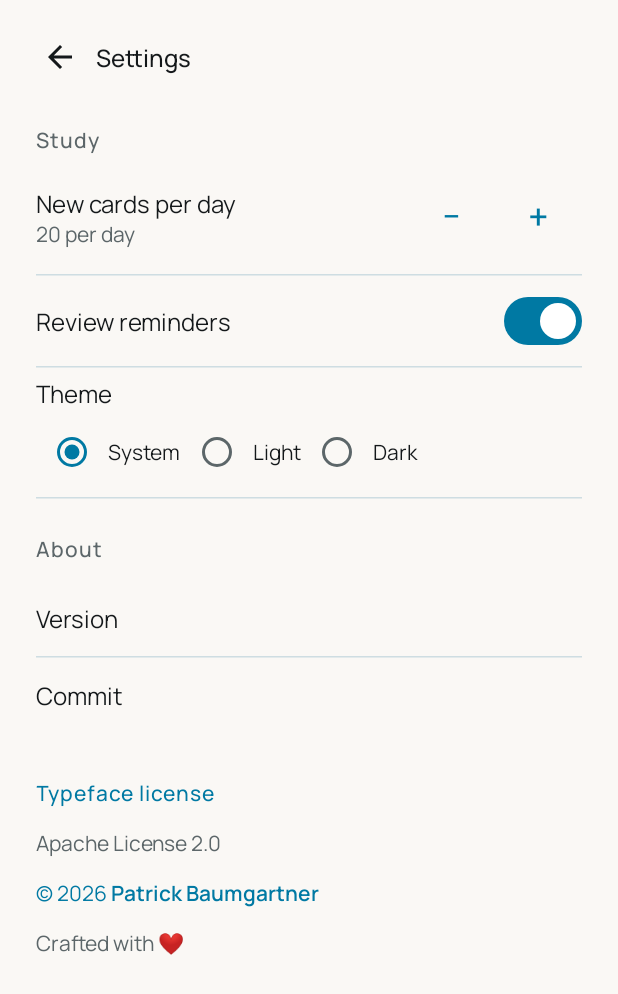
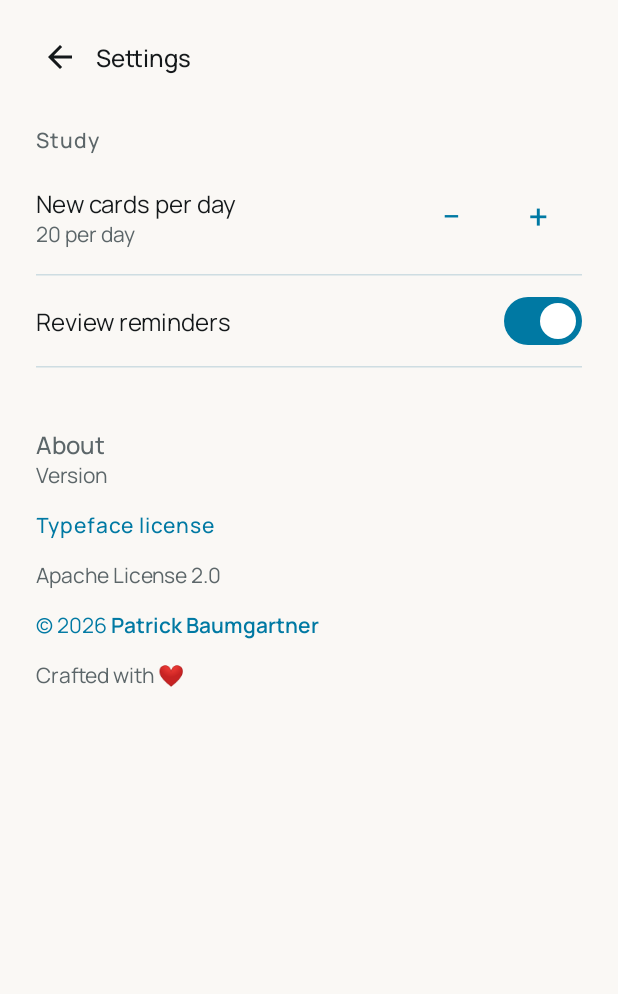
Before and after one commit to patbaumgartner/spaced-repeater-android, an Android app built with Jetpack Compose: the SettingsScreen screen opened through its navigation route, on a phone screen of 412 x 824 dp. Shown: the top 994 px of the screen. Run offline under Robolectric (Android 15) with nearby library versions, the phone set to English and light mode, and no system bars; our stand-ins replace Dagger/Hilt's generated code.

Commit message:
feat(settings): align About section with the other apps, theme follows system (#28)
- AuthorNote now renders the shared About block (heading, version with
  commit, typeface license, app license, author link, crafted line)
- remove the theme chooser; the app always follows the system theme
- drop the separate Version/Commit rows and now-unused strings/tests

```diff
--- a/app/src/main/kotlin/com/patbaumgartner/android/spacedrepeater/data/repository/AppPreferencesRepository.kt
+++ b/app/src/main/kotlin/com/patbaumgartner/android/spacedrepeater/data/repository/AppPreferencesRepository.kt
@@ -9,13 +9,11 @@ import kotlinx.coroutines.channels.awaitClose
 import kotlinx.coroutines.flow.Flow
 import kotlinx.coroutines.flow.callbackFlow
 
-/** User-adjustable app preferences: theme, reminders, and the daily new-card limit. */
+/** User-adjustable app preferences: reminders and the daily new-card limit. */
 data class AppPreferences(
     /** 0 means unlimited (see [StudyLimitsRepository]). */
     val newPerDay: Int,
     val remindersEnabled: Boolean,
-    /** Null follows the system setting; true/false force dark/light. */
-    val darkTheme: Boolean?,
 )
 
 /**
@@ -27,40 +25,6 @@ class AppPreferencesRepository @Inject constructor(
 ) {
     val prefs: SharedPreferences
         get() = context.getSharedPreferences(PREFS_NAME, Context.MODE_PRIVATE)
-
-    fun darkTheme(): Boolean? =
-        when (prefs.getString(KEY_DARK_THEME, null)) {
-            VALUE_TRUE -> true
-            VALUE_FALSE -> false
-            else -> null
-        }
-
-    /**
-     * Emits the dark-theme preference whenever it changes, so the UI can react
-     * without an activity restart. Replays the current value on collection.
-     */
-    fun darkThemeFlow(): Flow<Boolean?> =
-        callbackFlow {
-            val listener = SharedPreferences.OnSharedPreferenceChangeListener { sp, key ->
-                if (key == KEY_DARK_THEME) {
-                    when (sp.getString(KEY_DARK_THEME, null)) {
-                        VALUE_TRUE -> trySend(true)
-                        VALUE_FALSE -> trySend(false)
-                        else -> trySend(null)
-                    }
-                }
-            }
-            prefs.registerOnSharedPreferenceChangeListener(listener)
-            trySend(darkTheme())
-            awaitClose { prefs.unregisterOnSharedPreferenceChangeListener(listener) }
-        }
-
-    fun updateDarkTheme(value: Boolean?) {
-        prefs.edit().apply {
-            if (value == null) remove(KEY_DARK_THEME) else putString(KEY_DARK_THEME, value.toString())
-            apply()
-        }
-    }
 
     fun remindersEnabled(default: Boolean = true): Boolean =
         prefs.getBoolean(KEY_REMINDERS_ENABLED, default)
@@ -88,10 +52,6 @@ class AppPreferencesRepository @Inject constructor(
 
     companion object {
         const val PREFS_NAME = "app_preferences"
-        const val KEY_DARK_THEME = "dark_theme"
         const val KEY_REMINDERS_ENABLED = "reminders_enabled"
-
-        private const val VALUE_TRUE = "true"
-        private const val VALUE_FALSE = "false"
     }
 }
--- a/app/src/main/kotlin/com/patbaumgartner/android/spacedrepeater/ui/AuthorNote.kt
+++ b/app/src/main/kotlin/com/patbaumgartner/android/spacedrepeater/ui/AuthorNote.kt
@@ -4,34 +4,24 @@ import androidx.compose.foundation.layout.Column
 import androidx.compose.foundation.layout.PaddingValues
 import androidx.compose.foundation.layout.fillMaxWidth
 import androidx.compose.foundation.layout.padding
-import androidx.compose.foundation.layout.height
-import androidx.compose.foundation.rememberScrollState
-import androidx.compose.foundation.verticalScroll
 import androidx.compose.material3.MaterialTheme
-import androidx.compose.material3.AlertDialog
 import androidx.compose.material3.Text
 import androidx.compose.material3.TextButton
 import androidx.compose.runtime.Composable
-import androidx.compose.runtime.getValue
-import androidx.compose.runtime.mutableStateOf
-import androidx.compose.runtime.remember
-import androidx.compose.runtime.setValue
 import androidx.compose.ui.Modifier
 import androidx.compose.ui.platform.LocalUriHandler
-import androidx.compose.ui.platform.LocalResources
 import androidx.compose.ui.res.stringResource
 import androidx.compose.ui.text.SpanStyle
 import androidx.compose.ui.text.buildAnnotatedString
 import androidx.compose.ui.text.font.FontWeight
 import androidx.compose.ui.unit.dp
+import com.patbaumgartner.android.spacedrepeater.BuildConfig
 import com.patbaumgartner.android.spacedrepeater.R
 import com.patbaumgartner.android.spacedrepeater.ui.theme.SpacedRepeaterTheme
 
 @Composable
-internal fun AuthorNote() {
+internal fun AuthorNote(onShowTypefaceLicense: () -> Unit) {
     val uriHandler = LocalUriHandler.current
-    val resources = LocalResources.current
-    var licensesShown by remember { mutableStateOf(false) }
     val authorUrl = stringResource(R.string.about_author_url)
     val authorName = stringResource(R.string.about_author_name)
     val authorNote = stringResource(R.string.about_author)
@@ -43,7 +33,21 @@ internal fun AuthorNote() {
         }
     }
     Column(modifier = Modifier.fillMaxWidth().padding(vertical = 16.dp)) {
-        TextButton(onClick = { licensesShown = true }, contentPadding = PaddingValues(0.dp)) {
+        Text(
+            text = stringResource(R.string.about_heading),
+            style = MaterialTheme.typography.titleMedium,
+            color = MaterialTheme.colorScheme.onSurfaceVariant,
+        )
+        Text(
+            text = if (BuildConfig.GIT_COMMIT_HASH.isBlank()) {
+                stringResource(R.string.about_version, BuildConfig.VERSION_NAME)
+            } else {
+                stringResource(R.string.about_version_commit, BuildConfig.VERSION_NAME, BuildConfig.GIT_COMMIT_HASH)
+            },
+            style = MaterialTheme.typography.bodyMedium,
+            color = MaterialTheme.colorScheme.onSurfaceVariant,
+        )
+        TextButton(onClick = onShowTypefaceLicense, contentPadding = PaddingValues(0.dp)) {
             Text(stringResource(R.string.about_open_source_licenses), color = SpacedRepeaterTheme.accents.brand)
         }
         Text(
@@ -63,23 +67,4 @@ internal fun AuthorNote() {
             color = MaterialTheme.colorScheme.onSurfaceVariant,
         )
     }
-    if (licensesShown) {
-        val licenseText = remember(resources) {
-            resources.openRawResource(R.raw.manrope_license).bufferedReader().use { it.readText() }
-        }
-        AlertDialog(
-            onDismissRequest = { licensesShown = false },
-            title = { Text(stringResource(R.string.about_open_source_licenses), color = SpacedRepeaterTheme.accents.brand) },
-            text = {
-                Text(
-                    text = licenseText,
-                    modifier = Modifier.height(360.dp).verticalScroll(rememberScrollState()),
-                    style = MaterialTheme.typography.bodySmall,
-                )
-            },
-            confirmButton = {
-                TextButton(onClick = { licensesShown = false }) { Text(stringResource(R.string.about_close)) }
-            },
-        )
-    }
 }
--- a/app/src/main/kotlin/com/patbaumgartner/android/spacedrepeater/ui/MainActivity.kt
+++ b/app/src/main/kotlin/com/patbaumgartner/android/spacedrepeater/ui/MainActivity.kt
@@ -51,14 +51,11 @@ class MainActivity : ComponentActivity() {
         enableEdgeToEdge()
         super.onCreate(savedInstanceState)
         setContent {
-            // React to theme changes immediately: the flow re-emits when the
-            // learner toggles dark mode in Settings (null = follow system).
-            val darkThemePreference by appPreferencesRepository.darkThemeFlow()
-                .collectAsStateWithLifecycle(initialValue = appPreferencesRepository.darkTheme())
+            // The theme always follows the system dark-mode setting.
+            val darkTheme = isSystemInDarkTheme()
             // Reactive so the permission prompt only appears while reminders are on (UC-07).
             val remindersEnabled by appPreferencesRepository.remindersEnabledFlow()
                 .collectAsStateWithLifecycle(initialValue = appPreferencesRepository.remindersEnabled())
-            val darkTheme = darkThemePreference ?: isSystemInDarkTheme()
             SideEffect {
                 WindowCompat.getInsetsController(window, window.decorView).isAppearanceLightStatusBars = !darkTheme
             }
--- a/app/src/main/kotlin/com/patbaumgartner/android/spacedrepeater/ui/screens/SettingsScreen.kt
+++ b/app/src/main/kotlin/com/patbaumgartner/android/spacedrepeater/ui/screens/SettingsScreen.kt
@@ -1,6 +1,5 @@
 package com.patbaumgartner.android.spacedrepeater.ui.screens
 
-import androidx.compose.foundation.clickable
 import androidx.compose.foundation.layout.Column
 import androidx.compose.foundation.layout.Row
 import androidx.compose.foundation.layout.Spacer
@@ -13,19 +12,23 @@ import androidx.compose.foundation.layout.WindowInsets
 import androidx.compose.foundation.layout.windowInsetsPadding
 import androidx.compose.foundation.rememberScrollState
 import androidx.compose.foundation.verticalScroll
+import androidx.compose.material3.AlertDialog
 import androidx.compose.material3.HorizontalDivider
 import androidx.compose.material3.MaterialTheme
-import androidx.compose.material3.RadioButton
 import androidx.compose.material3.Switch
 import androidx.compose.material3.Text
+import androidx.compose.material3.TextButton
 import androidx.compose.runtime.Composable
 import androidx.compose.runtime.getValue
+import androidx.compose.runtime.mutableStateOf
+import androidx.compose.runtime.remember
+import androidx.compose.runtime.setValue
 import androidx.compose.ui.Alignment
 import androidx.compose.ui.Modifier
+import androidx.compose.ui.platform.LocalResources
 import androidx.compose.ui.res.stringResource
 import androidx.compose.ui.unit.dp
 import androidx.lifecycle.compose.collectAsStateWithLifecycle
-import com.patbaumgartner.android.spacedrepeater.BuildConfig
 import com.patbaumgartner.android.spacedrepeater.R
 import com.patbaumgartner.android.spacedrepeater.ui.AuthorNote
 import com.patbaumgartner.android.spacedrepeater.ui.PageHeader
@@ -37,6 +40,8 @@ internal fun SettingsScreen(
     viewModel: SettingsViewModel,
 ) {
     val state by viewModel.uiState.collectAsStateWithLifecycle()
+    val resources = LocalResources.current
+    var licensesShown by remember { mutableStateOf(false) }
     Column(
         Modifier.fillMaxSize().windowInsetsPadding(WindowInsets.safeDrawing)
             .verticalScroll(rememberScrollState()),
@@ -61,24 +66,30 @@ internal fun SettingsScreen(
                 onCheckedChange = viewModel::setRemindersEnabled,
             )
             HorizontalDivider()
-            ThemeRow(
-                selected = state.darkTheme,
-                onSelect = viewModel::setDarkTheme,
-            )
-            HorizontalDivider()
 
             Spacer(Modifier.height(24.dp))
-            Text(
-                stringResource(R.string.settings_about),
-                style = MaterialTheme.typography.labelLarge,
-                color = SpacedRepeaterTheme.accents.textMuted,
-            )
-            Spacer(Modifier.height(12.dp))
-            InfoRow(stringResource(R.string.settings_version), BuildConfig.VERSION_NAME)
-            HorizontalDivider()
-            InfoRow(stringResource(R.string.settings_commit), BuildConfig.GIT_COMMIT_HASH)
-            AuthorNote()
+            AuthorNote(onShowTypefaceLicense = { licensesShown = true })
         }
+    }
+
+    if (licensesShown) {
+        val licenseText = remember(resources) {
+            resources.openRawResource(R.raw.manrope_license).bufferedReader().use { it.readText() }
+        }
+        AlertDialog(
+            onDismissRequest = { licensesShown = false },
+            title = { Text(stringResource(R.string.about_open_source_licenses), color = SpacedRepeaterTheme.accents.brand) },
+            text = {
+                Text(
+                    text = licenseText,
+                    modifier = Modifier.height(360.dp).verticalScroll(rememberScrollState()),
+                    style = MaterialTheme.typography.bodySmall,
+                )
+            },
+            confirmButton = {
+                TextButton(onClick = { licensesShown = false }) { Text(stringResource(R.string.about_close)) }
+            },
+        )
     }
 }
 
@@ -149,68 +160,3 @@ private fun SwitchRow(
         Switch(checked = checked, onCheckedChange = onCheckedChange)
     }
 }
-
-@Composable
-private fun ThemeRow(
-    selected: Boolean?,
-    onSelect: (Boolean?) -> Unit,
-) {
-    Column(Modifier.fillMaxWidth().padding(vertical = 6.dp)) {
-        Text(
-            stringResource(R.string.settings_theme),
-            style = MaterialTheme.typography.bodyLarge,
-        )
-        Spacer(Modifier.height(4.dp))
-        Row(verticalAlignment = Alignment.CenterVertically) {
-            ThemeOption(
-                label = stringResource(R.string.settings_theme_system),
-                selected = selected == null,
-                onSelect = { onSelect(null) },
-            )
-            ThemeOption(
-                label = stringResource(R.string.settings_theme_light),
-                selected = selected == false,
-                onSelect = { onSelect(false) },
-            )
-            ThemeOption(
-                label = stringResource(R.string.settings_theme_dark),
-                selected = selected == true,
-                onSelect = { onSelect(true) },
-            )
-        }
-    }
-}
-
-@Composable
-private fun ThemeOption(
-    label: String,
-    selected: Boolean,
-    onSelect: () -> Unit,
-) {
-    Row(
-        Modifier.clickable(onClick = onSelect),
-        verticalAlignment = Alignment.CenterVertically,
-    ) {
-        androidx.compose.material3.RadioButton(selected = selected, onClick = onSelect)
-        Text(label, style = MaterialTheme.typography.bodyMedium)
-    }
-}
-
-@Composable
-private fun InfoRow(label: String, value: String) {
-    Row(
-        Modifier.fillMaxWidth().padding(vertical = 14.dp),
-        verticalAlignment = Alignment.CenterVertically,
-    ) {
-        Text(
-            label,
-            style = MaterialTheme.typography.bodyLarge,
-            modifier = Modifier.weight(1f),
-        )
-        Text(
-            value,
-            style = MaterialTheme.typography.bodyMedium,
-            color = SpacedRepeaterTheme.accents.textMuted,
-        )
-    }
-}
--- a/app/src/main/kotlin/com/patbaumgartner/android/spacedrepeater/ui/screens/SettingsViewModel.kt
+++ b/app/src/main/kotlin/com/patbaumgartner/android/spacedrepeater/ui/screens/SettingsViewModel.kt
@@ -18,8 +18,6 @@ data class SettingsUiState(
     /** Maximum NEW cards introduced per day; 0 = unlimited. */
     val newPerDay: Int = StudyLimitsRepository.DEFAULT_NEW_PER_DAY,
     val remindersEnabled: Boolean = true,
-    /** Null follows the system dark-mode setting. */
-    val darkTheme: Boolean? = null,
 )
 
 @HiltViewModel
@@ -33,7 +31,6 @@ class SettingsViewModel @Inject constructor(
         SettingsUiState(
             newPerDay = studyLimitsRepository.limits.newPerDay,
             remindersEnabled = appPreferencesRepository.remindersEnabled(),
-            darkTheme = appPreferencesRepository.darkTheme(),
         ),
     )
     val uiState: StateFlow<SettingsUiState> = _uiState.asStateFlow()
@@ -54,10 +51,4 @@ class SettingsViewModel @Inject constructor(
         }
         _uiState.value = _uiState.value.copy(remindersEnabled = enabled)
     }
-
-    /** Null means "follow system". */
-    fun setDarkTheme(value: Boolean?) {
-        appPreferencesRepository.updateDarkTheme(value)
-        _uiState.value = _uiState.value.copy(darkTheme = value)
-    }
 }
--- a/app/src/main/res/values/strings.xml
+++ b/app/src/main/res/values/strings.xml
@@ -71,18 +71,11 @@
     <string name="error_import">Import failed: %1$s</string>
 
     <string name="settings_title">Settings</string>
-    <string name="settings_version">Version</string>
-    <string name="settings_commit">Commit</string>
-    <string name="settings_about">About</string>
     <string name="settings_study_section">Study</string>
     <string name="settings_new_per_day">New cards per day</string>
     <string name="settings_new_per_day_unlimited">Unlimited</string>
     <string name="settings_new_per_day_value">%1$d per day</string>
     <string name="settings_reminders">Review reminders</string>
-    <string name="settings_theme">Theme</string>
-    <string name="settings_theme_system">System</string>
-    <string name="settings_theme_light">Light</string>
-    <string name="settings_theme_dark">Dark</string>
 
     <string name="channel_reminders">Review reminders</string>
     <plurals name="reminder_title">
@@ -92,6 +85,7 @@
     <string name="reminder_text">Time for a review session</string>
     <string name="about_heading">About</string>
     <string name="about_version">Version %1$s</string>
+    <string name="about_version_commit">Version %1$s (%2$s)</string>
     <string name="about_author">© 2026 Patrick Baumgartner</string>
     <string name="about_crafted">Crafted with ❤️</string>
     <string name="about_app_license">Apache License 2.0</string>
```
Also changed, not shown: 2 other files.
